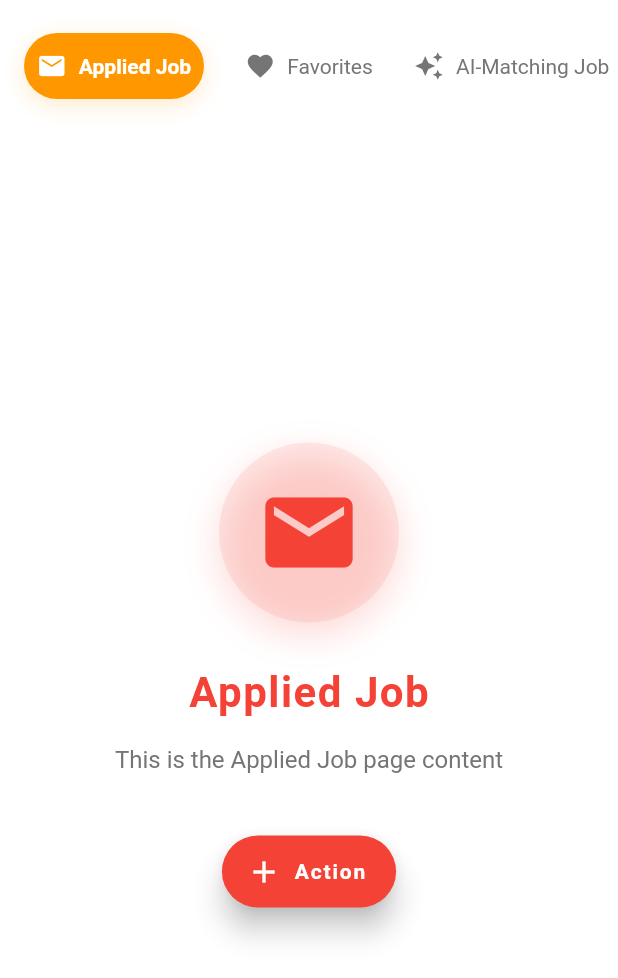
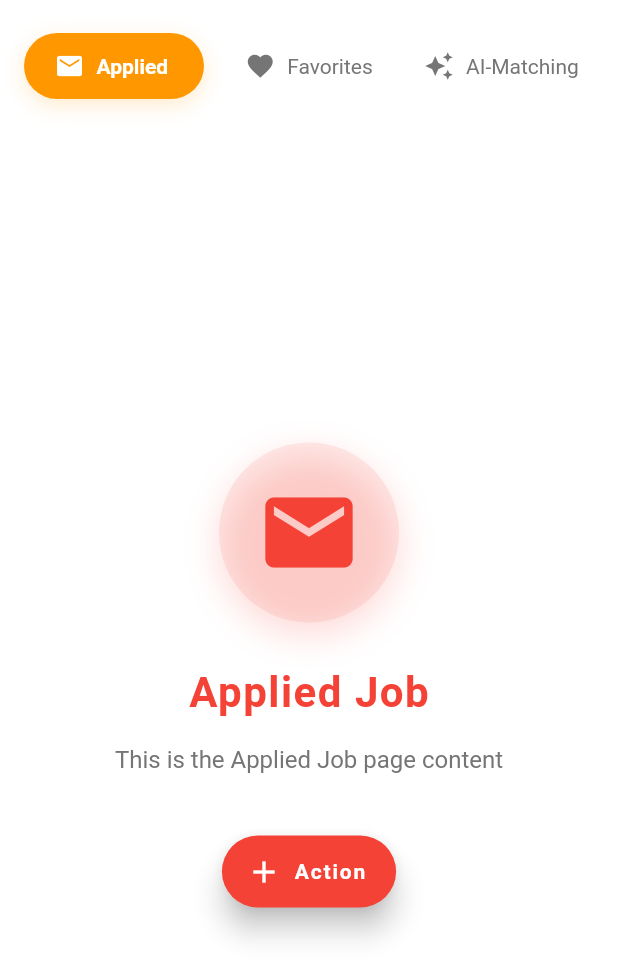
Before and after one commit to SuosSeyha/test_library, a Flutter app: the screen it shows after launch, on a phone screen of 412 x 824 dp. Shown: the top 978 px of the screen. Run offline on Flutter 3.47's test engine with Material 2 defaults, Android fonts, the phone set to English and light mode, and no system bars; our stand-ins replace country_picker, dropdown_button2.

Commit message:
Remove Job

```diff
--- a/lib/slidebar_page.dart
+++ b/lib/slidebar_page.dart
@@ -69,10 +69,9 @@ class _SlideBarPageState extends State<SlideBarPage> {
                     Row(
                       mainAxisAlignment: MainAxisAlignment.spaceBetween,
                       children: [
-                        _buildTabButton(0, Icons.mail, 'Applied Job'),
+                        _buildTabButton(0, Icons.mail, 'Applied '),
                         _buildTabButton(1, Icons.favorite, 'Favorites'),
-                        _buildTabButton(
-                            2, Icons.auto_awesome, 'AI-Matching Job'),
+                        _buildTabButton(2, Icons.auto_awesome, 'AI-Matching '),
                       ],
                     ),
                   ],
```
